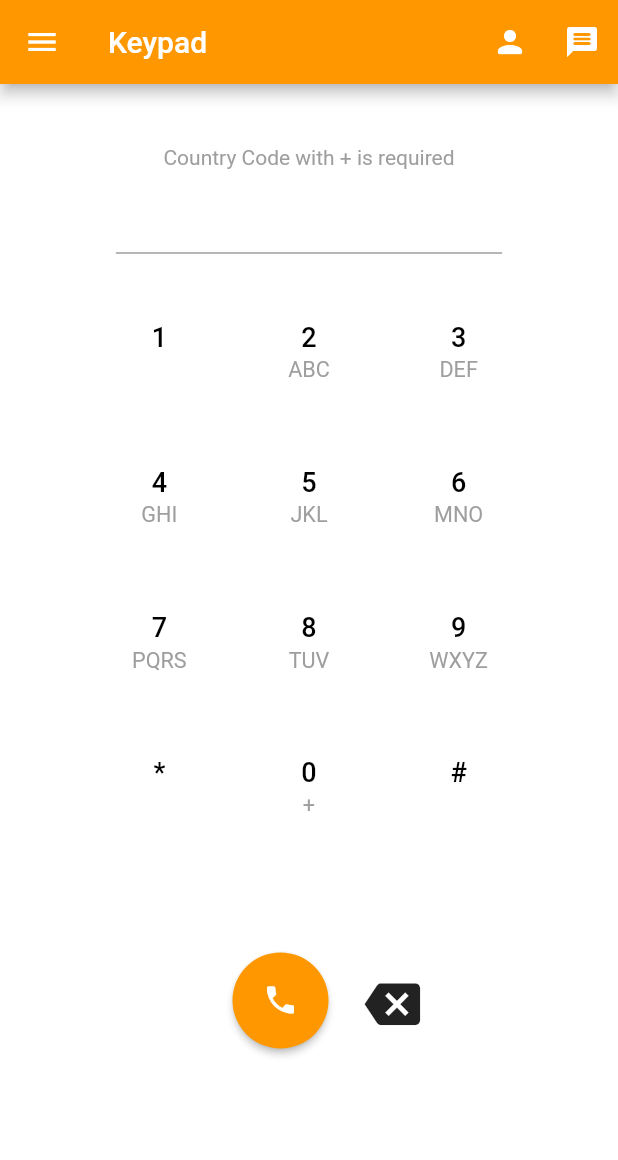
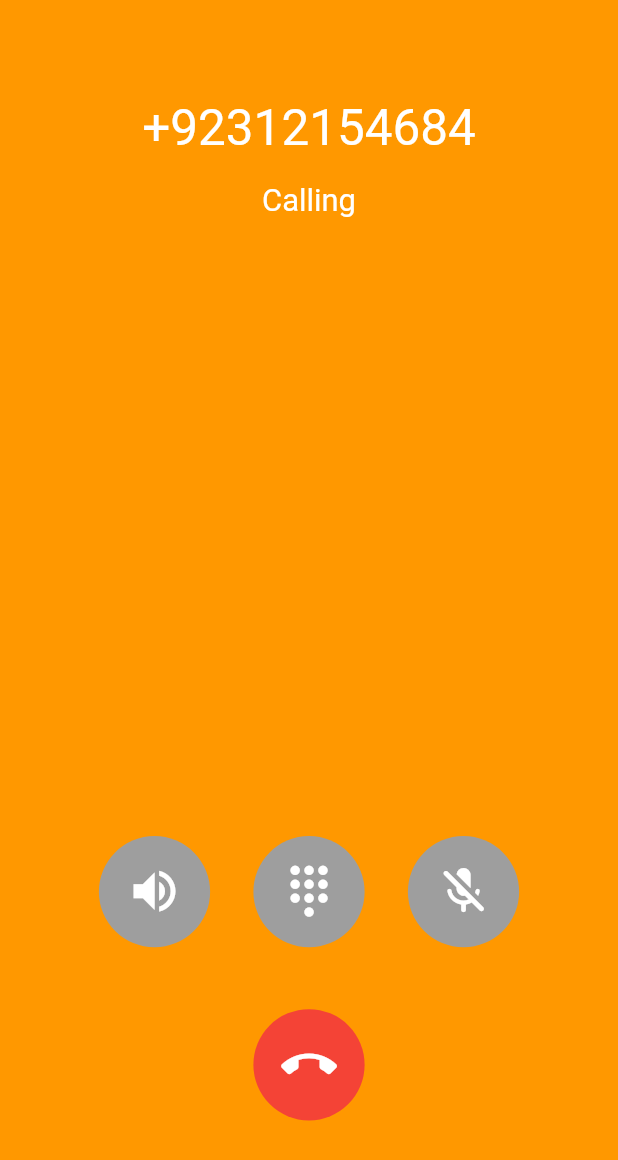
Before and after one commit to SunilPeter92/Viking_app, a Flutter app: the DialScreen screen opened directly, after a tap on the "phone" icon, on a phone screen of 412 x 824 dp. Shown: the top 1160 px of the screen. Run offline on Flutter 3.47's test engine with Material 2 defaults, Android fonts, the phone set to English and light mode, and no system bars; our stand-ins replace flutter_switch; missing offline and left inert: flag, flex_color_picker.

Commit message:
first commit

```diff
--- /dev/null
+++ b/lib/Ui Screen/CallScreen.dart
@@ -0,0 +1,205 @@
+import 'package:flutter/material.dart';
+
+class CallScreen extends StatefulWidget {
+  final String number;
+  CallScreen({this.number});
+  @override
+  _CallScreenState createState() => _CallScreenState();
+}
+
+class _CallScreenState extends State<CallScreen> {
+  double width, height;
+
+  bool mute = false;
+  bool loud = true;
+
+  @override
+  void initState() {
+    // TODO: implement initState
+    super.initState();
+  }
+
+  Future<void> makecall() async {}
+
+  @override
+  Widget build(BuildContext context) {
+    width = MediaQuery.of(context).size.width;
+    height = MediaQuery.of(context).size.height;
+    return Scaffold(
+      backgroundColor: Colors.orange,
+      body: Column(
+        children: [
+          SizedBox(
+            height: height * 0.08,
+          ),
+          Center(
+            child: Text(
+              "+92312154684",
+              style: TextStyle(fontSize: width * 0.08, color: Colors.white),
+            ),
+          ),
+          SizedBox(
+            height: height * 0.02,
+          ),
+          Center(
+            child: Text(
+              "Calling",
+              style: TextStyle(fontSize: width * 0.05, color: Colors.white),
+            ),
+          ),
+          SizedBox(
+            height: height * 0.5,
+          ),
+          Row(
+            mainAxisAlignment: MainAxisAlignment.center,
+            children: [
+              loud
+                  ? SizedBox(
+                      height: height * 0.09,
+                      width: width * 0.25,
+                      child: MaterialButton(
+                        elevation: 0,
+                        onLongPress: () {},
+                        onPressed: () {
+                          if (loud) {
+                            setState(() {
+                              loud = false;
+                            });
+                          } else {
+                            setState(() {
+                              loud = true;
+                            });
+                          }
+                        },
+                        color: Colors.grey,
+                        textColor: Colors.white,
+                        child: Icon(
+                          Icons.volume_up,
+                          size: width * 0.09,
+                        ),
+                        shape: CircleBorder(),
+                      ),
+                    )
+                  : SizedBox(
+                      height: height * 0.09,
+                      width: width * 0.25,
+                      child: MaterialButton(
+                        elevation: 0,
+                        onLongPress: () {},
+                        onPressed: () {
+                          if (!loud) {
+                            setState(() {
+                              loud = true;
+                            });
+                          } else {
+                            setState(() {
+                              loud = false;
+                            });
+                          }
+                        },
+                        color: Colors.grey,
+                        textColor: Colors.white,
+                        child: Icon(
+                          Icons.volume_off,
+                          size: width * 0.09,
+                        ),
+                        shape: CircleBorder(),
+                      ),
+                    ),
+              SizedBox(
+                height: height * 0.09,
+                width: width * 0.25,
+                child: MaterialButton(
+                  elevation: 0,
+                  onLongPress: () {},
+                  onPressed: () {},
+                  color: Colors.grey,
+                  textColor: Colors.white,
+                  child: Icon(
+                    Icons.dialpad,
+                    size: width * 0.09,
+                  ),
+                  shape: CircleBorder(),
+                ),
+              ),
+              mute
+                  ? SizedBox(
+                      height: height * 0.09,
+                      width: width * 0.25,
+                      child: MaterialButton(
+                        elevation: 0,
+                        onLongPress: () {},
+                        onPressed: () {
+                          if (mute) {
+                            setState(() {
+                              mute = false;
+                            });
+                          } else {
+                            setState(() {
+                              mute = true;
+                            });
+                          }
+                        },
+                        color: Colors.grey,
+                        textColor: Colors.white,
+                        child: Icon(
+                          Icons.mic,
+                          size: width * 0.09,
+                        ),
+                        shape: CircleBorder(),
+                      ),
+                    )
+                  : SizedBox(
+                      height: height * 0.09,
+                      width: width * 0.25,
+                      child: MaterialButton(
+                        elevation: 0,
+                        onLongPress: () {},
+                        onPressed: () {
+                          if (!mute) {
+                            setState(() {
+                              mute = true;
+                            });
+                          } else {
+                            setState(() {
+                              mute = false;
+                            });
+                          }
+                        },
+                        color: Colors.grey,
+                        textColor: Colors.white,
+                        child: Icon(
+                          Icons.mic_off_rounded,
+                          size: width * 0.09,
+                        ),
+                        shape: CircleBorder(),
+                      ),
+                    ),
+            ],
+          ),
+          SizedBox(
+            height: height * 0.05,
+          ),
+          SizedBox(
+            height: height * 0.09,
+            width: width * 0.25,
+            child: MaterialButton(
+              elevation: 0,
+              onLongPress: () {},
+              onPressed: () {
+                Navigator.pop(context);
+              },
+              color: Colors.red,
+              textColor: Colors.white,
+              child: Icon(
+                Icons.call_end,
+                size: width * 0.09,
+              ),
+              shape: CircleBorder(),
+            ),
+          ),
+        ],
+      ),
+    );
+  }
+}
--- a/lib/Ui Screen/DialScreen.dart
+++ b/lib/Ui Screen/DialScreen.dart
@@ -1,5 +1,5 @@
 import 'package:flutter/material.dart';
-
+import 'CallScreen.dart';
 import '../Animation/Slider.dart';
 import 'InboxScreen.dart';
 import 'Contacts.dart';
@@ -104,6 +104,7 @@ class _DialScreenState extends State<DialScreen> {
               width: width / 1.4,
               height: height / 1.8,
               child: GridView.builder(
+                  physics: NeverScrollableScrollPhysics(),
                   shrinkWrap: true,
                   gridDelegate: SliverGridDelegateWithFixedCrossAxisCount(
                     crossAxisCount: 3,
@@ -143,7 +144,7 @@ class _DialScreenState extends State<DialScreen> {
                           child: Text(
                             tags[index],
                             style: TextStyle(
-                                fontSize: width * 0.035, color: Colors.grey),
+                                fontSize: width * 0.030, color: Colors.grey),
                           ),
                         )
                       ],
@@ -156,7 +157,14 @@ class _DialScreenState extends State<DialScreen> {
                 Padding(
                   padding: EdgeInsets.only(left: 10),
                   child: MaterialButton(
-                    onPressed: () {},
+                    onPressed: () {
+                      Navigator.push(
+                          context,
+                          SlideRightRoute(
+                              page: CallScreen(
+                            number: textfield.text,
+                          )));
+                    },
                     color: Colors.orange,
                     textColor: Colors.white,
                     child: Padding(
--- a/lib/Ui Screen/HomePage.dart
+++ b/lib/Ui Screen/HomePage.dart
@@ -31,7 +31,10 @@ class _HomeState extends State<Home> {
               ),
               Row(mainAxisAlignment: MainAxisAlignment.end, children: [
                 IconButton(
-                  icon: Icon(Icons.settings),
+                  icon: Icon(
+                    Icons.settings,
+                    color: Colors.orange,
+                  ),
                   onPressed: () {
                     Navigator.push(context, SlideRightRoute(page: Settings()));
                   },
--- a/lib/Ui Screen/LoginPage.dart
+++ b/lib/Ui Screen/LoginPage.dart
@@ -44,19 +44,19 @@ class _LoginPageState extends State<LoginPage> {
             height: 10,
           ),
           Padding(
-            padding: const EdgeInsets.symmetric(horizontal: 20, vertical: 8),
+            padding: EdgeInsets.symmetric(horizontal: 20, vertical: 8),
             child: MyTextField(
               title: 'Email/Username',
             ),
           ),
           Padding(
-            padding: const EdgeInsets.symmetric(horizontal: 20, vertical: 8),
+            padding: EdgeInsets.symmetric(horizontal: 20, vertical: 8),
             child: MyTextField(
               title: 'Password',
             ),
           ),
           Padding(
-            padding: const EdgeInsets.symmetric(horizontal: 20, vertical: 8),
+            padding: EdgeInsets.symmetric(horizontal: 20, vertical: 8),
             child: Row(
               mainAxisAlignment: MainAxisAlignment.end,
               mainAxisSize: MainAxisSize.max,
--- a/lib/Ui Screen/RecentCalls.dart
+++ b/lib/Ui Screen/RecentCalls.dart
@@ -39,7 +39,7 @@ class _RecentCallsState extends State<RecentCalls> {
           ),
           actions: [
             Padding(
-              padding: const EdgeInsets.all(8.0),
+              padding: EdgeInsets.all(8.0),
               child: IconButton(
                 icon: Icon(Icons.more_vert_rounded),
                 color: Colors.white,
--- a/lib/Widgets/CreditsBox.dart
+++ b/lib/Widgets/CreditsBox.dart
@@ -26,7 +26,7 @@ class Creditbox extends StatelessWidget {
                   padding: EdgeInsets.all(8.0),
                   child: Container(
                     decoration: new BoxDecoration(
-                      color: Colors.green,
+                      color: Colors.orange,
                       borderRadius: BorderRadius.all(Radius.circular(25.0)),
                     ),
                     width: width * 0.025,
--- a/pubspec.yaml
+++ b/pubspec.yaml
@@ -31,6 +31,7 @@ dependencies:
   flag: ^3.2.2
   flex_color_picker: ^1.1.5
   flutter_switch: ^0.2.2
+
 
 
 
```
Also changed, not shown: lib/Ui Screen/ChooseCountry.dart (+24 -1 lines), lib/Ui Screen/Contacts.dart (+14 -6 lines), lib/Ui Screen/InboxScreen.dart (+12 -7 lines), lib/Ui Screen/Register.dart (+14 -9 lines), lib/Ui Screen/RenewPhone.dart (+108 -22 lines), lib/Ui Screen/SearchContacts.dart (+5 -2 lines).
